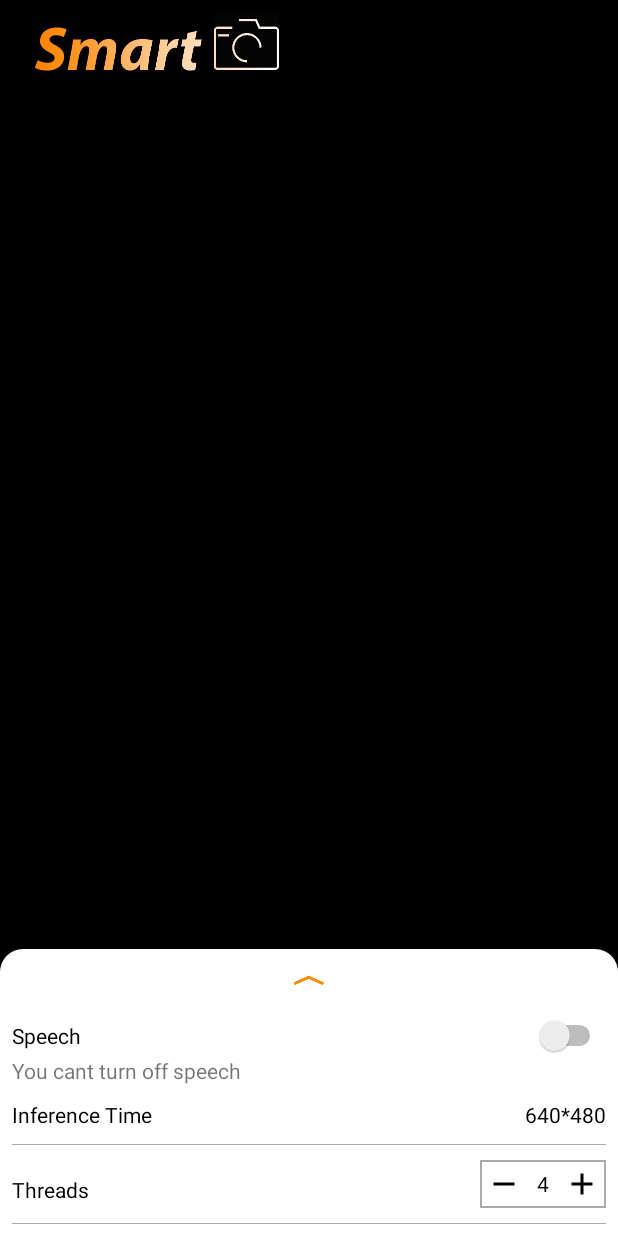
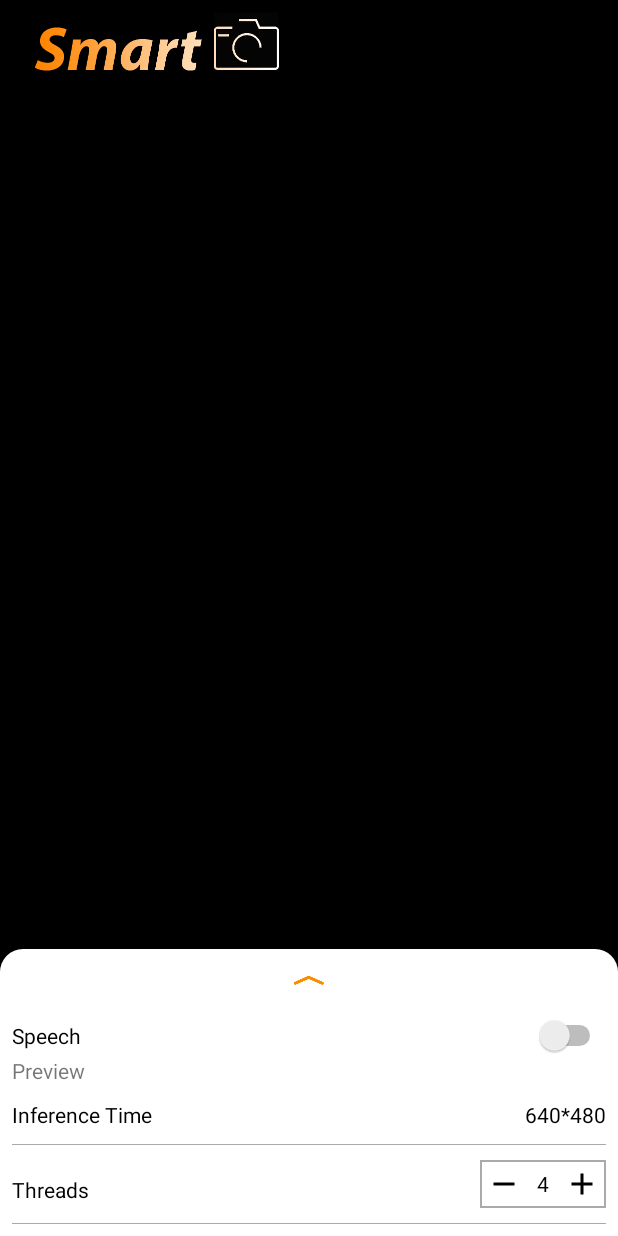
Before and after one commit to Pranav301102/Smart-Cam, an Android app: the layout tfe_od_activity_camera.xml on its own in the app's theme, with its tools: preview values and no code run, on a phone screen of 412 x 824 dp. Run offline under Robolectric (Android 15) with nearby library versions, the phone set to English and light mode, and no system bars.

Commit message:
Speech bug fixed

```diff
--- a/android/app/src/main/java/org/tensorflow/lite/examples/SmartCam/CameraActivity.java
+++ b/android/app/src/main/java/org/tensorflow/lite/examples/SmartCam/CameraActivity.java
@@ -191,6 +191,9 @@ public abstract class CameraActivity extends AppCompatActivity
             }
 
           }, 0, 2000);
+        }
+        else{
+          myTimer.cancel();
         }
       }
     });
--- a/android/app/src/main/res/layout/tfe_od_activity_camera.xml
+++ b/android/app/src/main/res/layout/tfe_od_activity_camera.xml
@@ -1,18 +1,4 @@
-<?xml version="1.0" encoding="utf-8"?><!--
- Copyright 2019 The TensorFlow Authors. All Rights Reserved.
-
- Licensed under the Apache License, Version 2.0 (the "License");
- you may not use this file except in compliance with the License.
- You may obtain a copy of the License at
-
-     http://www.apache.org/licenses/LICENSE-2.0
-
- Unless required by applicable law or agreed to in writing, software
- distributed under the License is distributed on an "AS IS" BASIS,
- WITHOUT WARRANTIES OR CONDITIONS OF ANY KIND, either express or implied.
- See the License for the specific language governing permissions and
- limitations under the License.
--->
+<?xml version="1.0" encoding="utf-8"?>
 
 <androidx.coordinatorlayout.widget.CoordinatorLayout xmlns:android="http://schemas.android.com/apk/res/android"
     xmlns:tools="http://schemas.android.com/tools"
--- a/android/app/src/main/res/layout/tfe_od_layout_bottom_sheet.xml
+++ b/android/app/src/main/res/layout/tfe_od_layout_bottom_sheet.xml
@@ -52,7 +52,7 @@
             android:layout_width="wrap_content"
             android:layout_height="wrap_content"
             android:layout_weight="1"
-            android:text="You cant turn off speech" />
+            android:text="Preview" />
     </LinearLayout>
 
 
```
Also changed, not shown: 6 other files.
